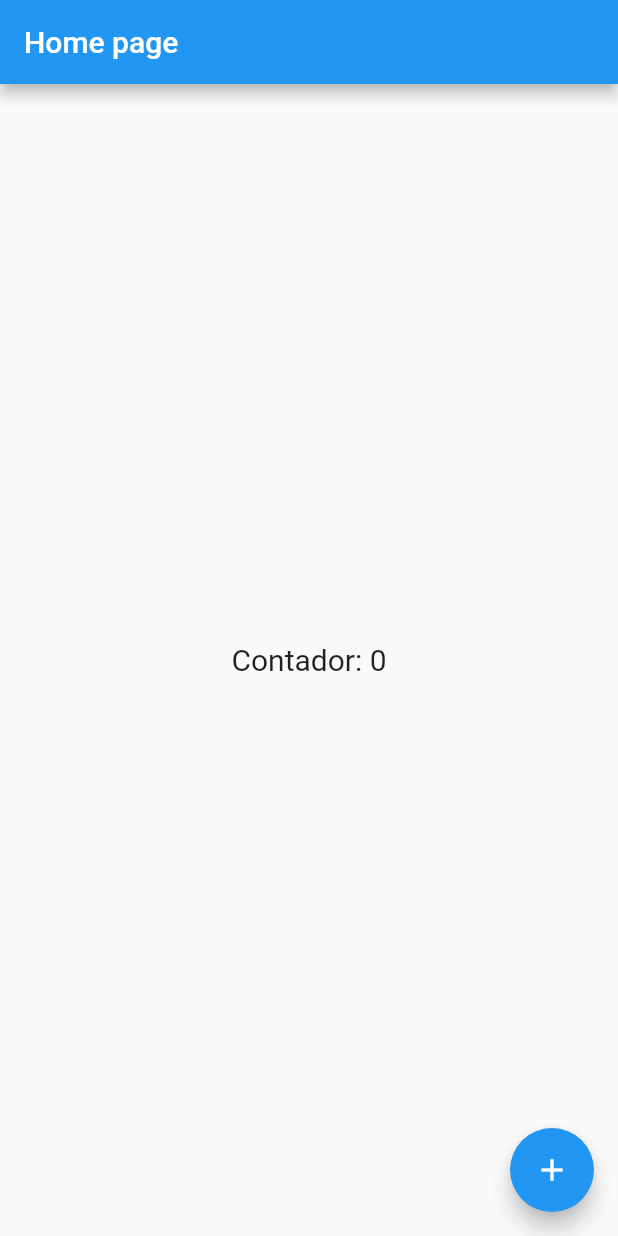
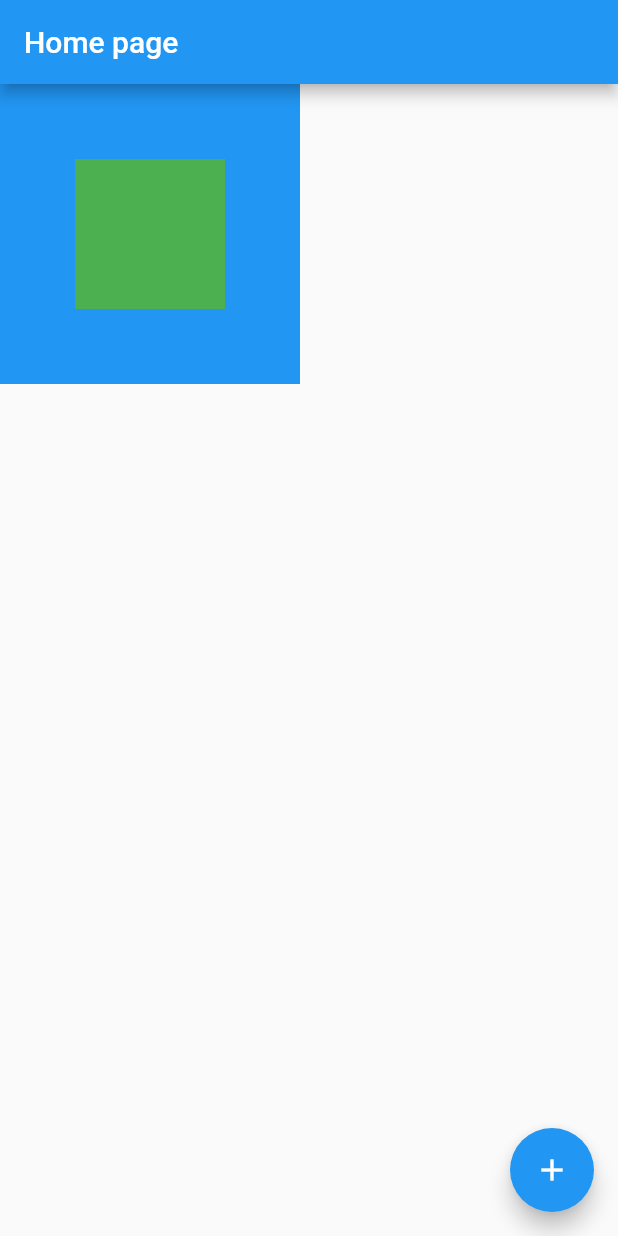
Before and after one commit to L3ozin/flutter_iniciante_aprendizado, a Flutter app: the screen it shows after launch, on a phone screen of 412 x 824 dp. Run offline on Flutter 3.47's test engine with Material 2 defaults, Android fonts, the phone set to English and light mode, and no system bars.

Commit message:
single render e multu render

```diff
--- a/lib/home_page.dart
+++ b/lib/home_page.dart
@@ -16,25 +16,22 @@
   Widget build(BuildContext context) {
     return Scaffold(
       appBar: AppBar(
-        title: Text('Home page'),
+        title: const Text('Home page'),
       ),
-      body: Center(
-        child: GestureDetector(
-          child: Text(
-            'Contador: $counter',
-            style: TextStyle(fontSize: 20),
+      body: Container(
+        height: 200,
+        width: 200,
+        color: Colors.blue,
+        child: Center(
+          child: Container(
+            height: 100,
+            width: 100,
+            color: Colors.green,
           ),
-          onTap: () {
-            setState(
-              () {
-                counter++;
-              },
-            );
-          },
         ),
       ),
       floatingActionButton: FloatingActionButton(
-        child: Icon(Icons.add),
+        child: const Icon(Icons.add),
         onPressed: () {
           setState(
             () {
```
